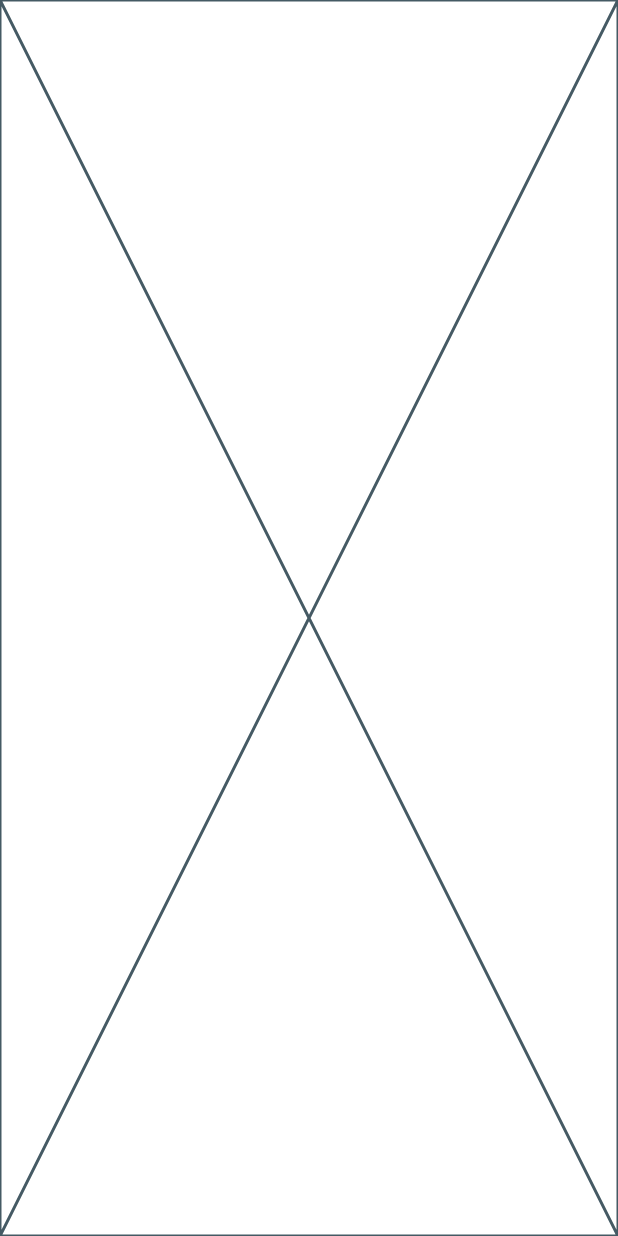
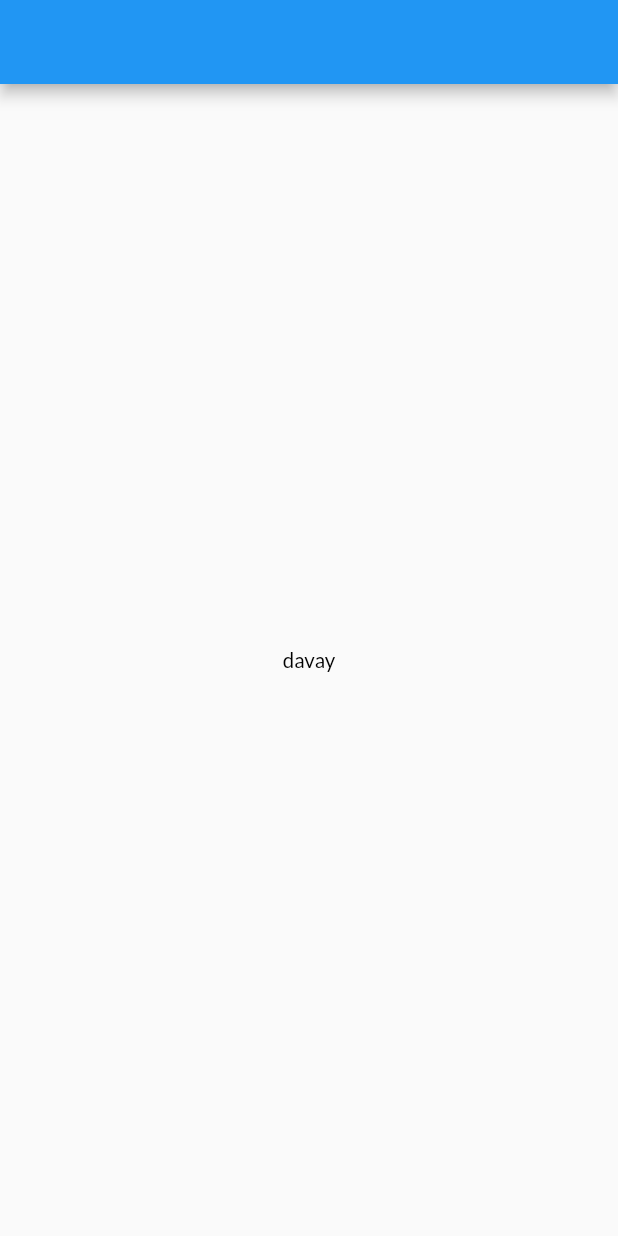
Before and after one commit to zsirojiddinov/doctarantura, a Flutter app: the screen it shows after launch, on a phone screen of 412 x 824 dp. Run offline on Flutter 3.47's test engine with Material 2 defaults, Android fonts, the phone set to English and light mode, and no system bars; our stand-ins replace flutter_bloc, get, get_storage, google_fonts.

Commit message:
add file_repository.dart add main_bloc.dart

```diff
--- /dev/null
+++ b/lib/bloc/home_bloc/main_bloc.dart
@@ -0,0 +1,24 @@
+import 'dart:async';
+
+import 'package:doctarantura/utils/resource.dart';
+import 'package:flutter_bloc/flutter_bloc.dart';
+
+import '../../repository/file_repository.dart';
+import 'main_event.dart';
+import 'main_state.dart';
+
+class MainBloc extends Bloc<MainEvent, MainState> {
+  MainBloc() : super(SuccesState()) {
+    on<StartEvent>(start);
+  }
+
+  FutureOr<void> start(StartEvent event, Emitter<MainState> emit) async {
+    print("start");
+    var repository = FileRepository();
+    var txt = await repository.readCounter(Resource.FILE_OT_SOZ_TURKUMI);
+   // print(txt);
+    repository.writeCounter(Resource.FILE_OT_SOZ_TURKUMI, "$txt+");
+    txt = await repository.readCounter(Resource.FILE_OT_SOZ_TURKUMI);
+    print(txt);
+  }
+}
--- /dev/null
+++ b/lib/bloc/home_bloc/main_event.dart
@@ -0,0 +1,6 @@
+import 'package:flutter/widgets.dart';
+
+@immutable
+abstract class MainEvent {}
+
+class StartEvent extends MainEvent {}
--- /dev/null
+++ b/lib/bloc/home_bloc/main_state.dart
@@ -0,0 +1,14 @@
+import 'package:flutter/widgets.dart';
+
+@immutable
+abstract class MainState {}
+
+class SuccesState extends MainState {}
+
+class ProgresState extends MainState {}
+
+class ErrorState extends MainState {
+  String message;
+
+  ErrorState(this.message);
+}
--- a/lib/main.dart
+++ b/lib/main.dart
@@ -1,7 +1,11 @@
 import 'package:doctarantura/ui/home/home_page.dart';
 import 'package:flutter/material.dart';
+import 'package:get/get.dart';
+import 'package:get_storage/get_storage.dart';
 
-void main() {
+main() async {
+  WidgetsFlutterBinding.ensureInitialized();
+  await GetStorage.init();
   runApp(const MyApp());
 }
 
@@ -10,11 +14,12 @@ class MyApp extends StatelessWidget {
 
   @override
   Widget build(BuildContext context) {
-    return MaterialApp(
+    return GetMaterialApp(
       title: 'Flutter Demo',
       theme: ThemeData(
         primarySwatch: Colors.blue,
       ),
+      debugShowCheckedModeBanner: false,
       home: HomePage(),
     );
   }
--- a/lib/ui/home/home_page.dart
+++ b/lib/ui/home/home_page.dart
@@ -1,4 +1,11 @@
+import 'package:doctarantura/bloc/home_bloc/main_bloc.dart';
+import 'package:doctarantura/bloc/home_bloc/main_event.dart';
+import 'package:doctarantura/style/text_style.dart';
 import 'package:flutter/material.dart';
+import 'package:flutter_bloc/flutter_bloc.dart';
+
+
+import '../../bloc/home_bloc/main_state.dart';
 
 class HomePage extends StatefulWidget {
   const HomePage({Key? key}) : super(key: key);
@@ -8,8 +15,31 @@ class HomePage extends StatefulWidget {
 }
 
 class _HomePageState extends State<HomePage> {
+  late MainBloc bloc;
+
   @override
   Widget build(BuildContext context) {
-    return const Placeholder();
+    return BlocProvider(
+      create: (ctx) => MainBloc(),
+      child: BlocBuilder<MainBloc, MainState>(
+        builder: (ctx, state) {
+          bloc = BlocProvider.of<MainBloc>(ctx);
+          return Scaffold(
+            appBar: AppBar(),
+            body: Center(
+              child: GestureDetector(
+                onTap: () {
+                  bloc.add(StartEvent());
+                },
+                child: Text(
+                  "davay",
+                  style: textStyle,
+                ),
+              ),
+            ),
+          );
+        },
+      ),
+    );
   }
 }
--- a/lib/utils/resource.dart
+++ b/lib/utils/resource.dart
@@ -1,2 +1,3 @@
 class Resource {
+  static String FILE_OT_SOZ_TURKUMI = "otSozturkumi.txt";
 }
--- a/pubspec.yaml
+++ b/pubspec.yaml
@@ -36,6 +36,7 @@ dependencies:
   get_storage: ^2.0.3
   google_fonts: any
   flutter_bloc: ^8.1.2
+  path_provider: ^2.0.15
 
 
   # The following adds the Cupertino Icons font to your application.
@@ -65,8 +66,8 @@ flutter:
   uses-material-design: true
 
   # To add assets to your application, add an assets section, like this:
-  # assets:
-  #   - images/a_dot_burr.jpeg
+  assets:
+    - images/
   #   - images/a_dot_ham.jpeg
 
   # An image asset can refer to one or more resolution-specific "variants", see
```
Also changed, not shown: lib/repository/file_repository.dart (added, +35 -0 lines), pubspec.lock, 7 other files.
